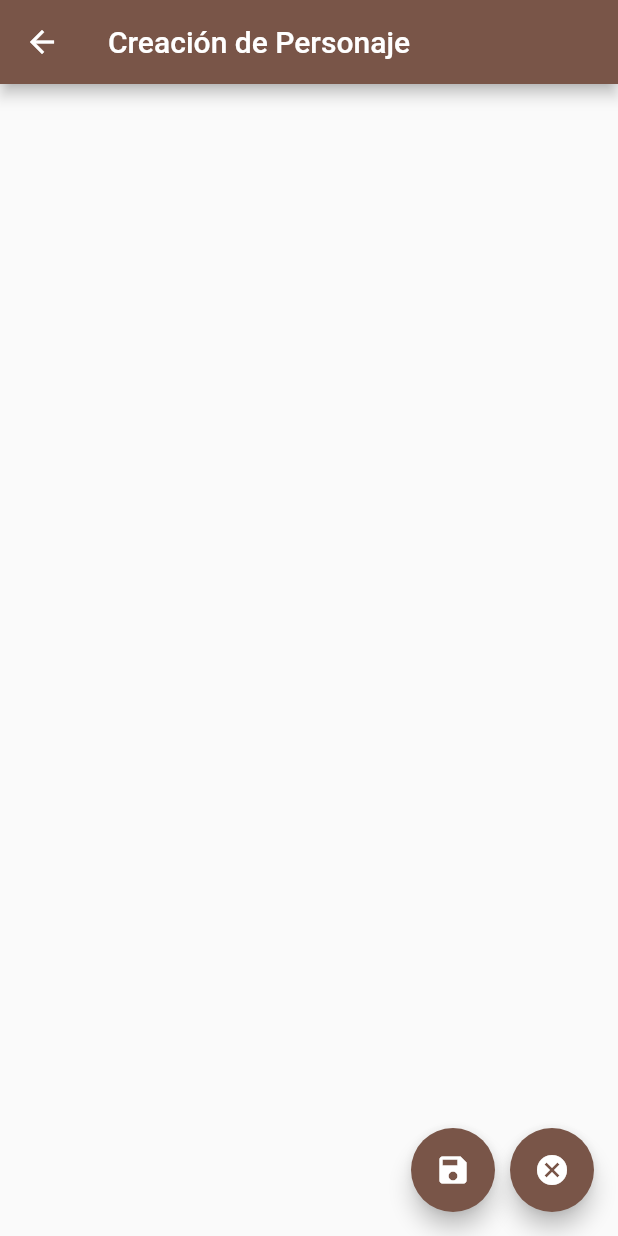
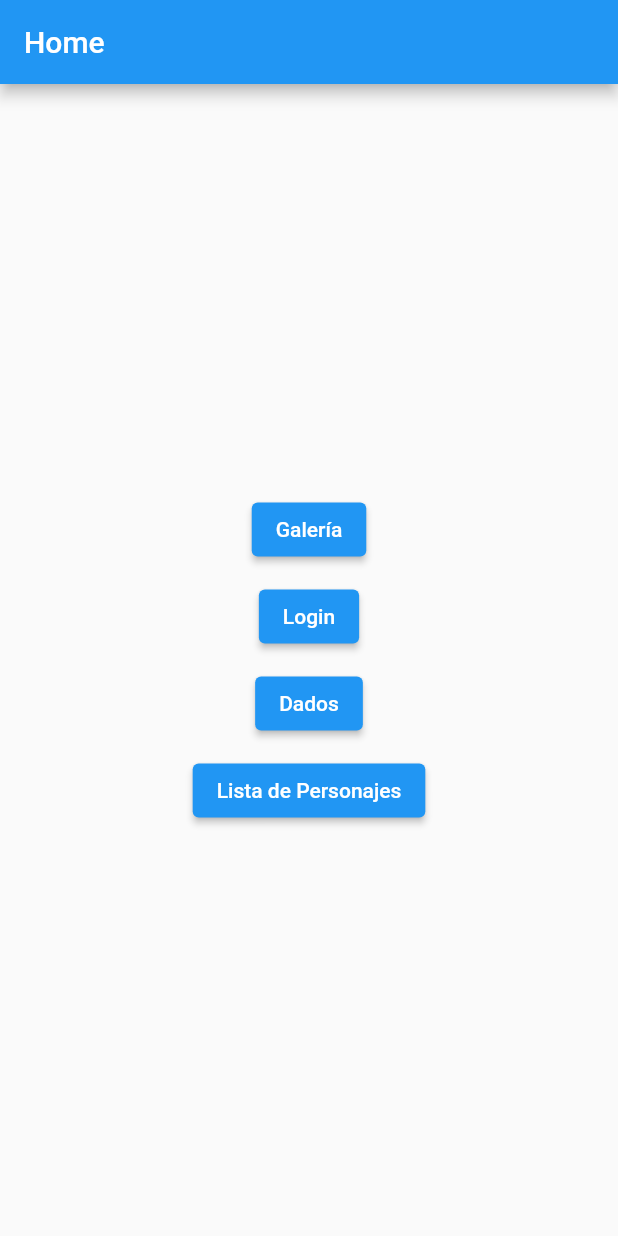
Before and after one commit to SFP95/pjfolder, a Flutter app: the screen it shows after launch, on a phone screen of 412 x 824 dp. Run offline on Flutter 3.47's test engine with Material 2 defaults, Android fonts, the phone set to English and light mode, and no system bars.

Commit message:
creacion de contenido base de las clases y conprobacion de funciones de botones

```diff
--- a/lib/main.dart
+++ b/lib/main.dart
@@ -1,4 +1,5 @@
 import 'package:flutter/material.dart';
+import 'package:pjfolder/src/pages/Home_page.dart';
 import 'package:pjfolder/src/pages/character_creation_page.dart';
 import 'package:pjfolder/src/pages/character_list_page.dart';
 import 'package:pjfolder/src/pages/character_sheet_page.dart';
@@ -19,19 +20,23 @@ class MyApp extends StatelessWidget {
       debugShowMaterialGrid: false,
       title: 'RGS - Role Game System',
       theme: ThemeData(
-        primarySwatch: Colors.brown,
-        backgroundColor: Colors.brown.shade100
+        primaryColor: Colors.deepPurpleAccent.shade100, // Color primario
+        accentColor: Colors.grey.shade800, // Color secundario
+        backgroundColor: Colors.grey, // Color de fondo
+        errorColor: Colors.red.shade400, // Color de alerta
+        visualDensity: VisualDensity.adaptivePlatformDensity,
       ),
       routes: {
-        '/':(context)=> LoginPage(),
+        '/':(context)=> HomePage(),
+        '/login':(context)=> LoginPage(),
         '/register': (context) => RegisterPage(),
         '/gallery': (context) => GalleryPage(),
         '/dice': (context) => DicePage(),
-        '/characters': (context) => CharacterListPage(),
+        '/characters_list': (context) => CharacterListPage(),
         '/character_sheet': (context) => CharacterSheetPage(),
         '/character_creation': (context) => CharacterCreationPage(),
       },
-      initialRoute: '/character_creation',
+      initialRoute: '/',
       /*
       home: Scaffold(
         appBar: AppBar(
--- /dev/null
+++ b/lib/src/pages/Home_page.dart
@@ -0,0 +1,46 @@
+import 'package:flutter/material.dart';
+
+class HomePage extends StatelessWidget {
+  @override
+  Widget build(BuildContext context) {
+    return Scaffold(
+      appBar: AppBar(
+        title: Text('Home'),
+      ),
+      body: Center(
+        child: Column(
+          mainAxisAlignment: MainAxisAlignment.center,
+          children: <Widget>[
+            ElevatedButton(
+              onPressed: () {
+                Navigator.pushNamed(context, '/gallery');
+              },
+              child: Text('Galería'),
+            ),
+            SizedBox(height: 10),
+            ElevatedButton(
+              onPressed: () {
+                Navigator.pushNamed(context, '/login');
+              },
+              child: Text('Login'),
+            ),
+            SizedBox(height: 10),
+            ElevatedButton(
+              onPressed: () {
+                Navigator.pushNamed(context, '/dice');
+              },
+              child: Text('Dados'),
+            ),
+            SizedBox(height: 10),
+            ElevatedButton(
+              onPressed: () {
+                Navigator.pushNamed(context, '/characters_list');
+              },
+              child: Text('Lista de Personajes'),
+            ),
+          ],
+        ),
+      ),
+    );
+  }
+}
```
